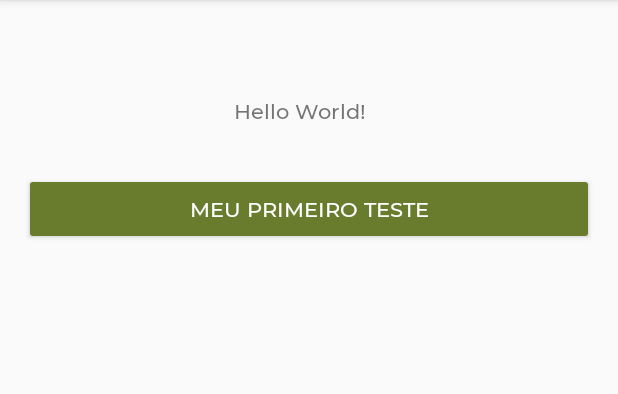
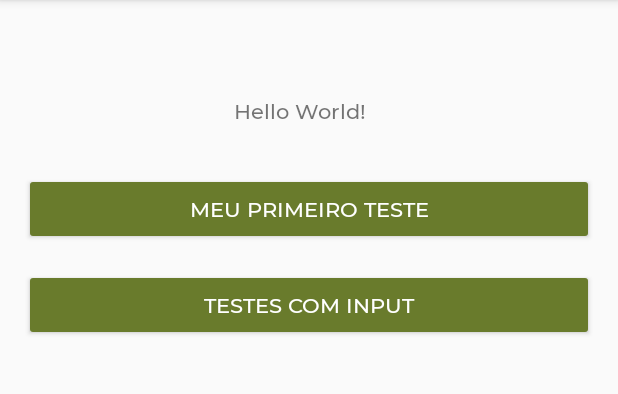
Before and after one commit to eberson/pami, an Android app: the screen it shows after launch (MainActivity), on a phone screen of 412 x 824 dp, the part 84-478 px from its top. Run offline under Robolectric (Android 15) with nearby library versions, the phone set to English and light mode, and no system bars.

Commit message:
aula PAM I 20200527

```diff
--- a/app/build.gradle
+++ b/app/build.gradle
@@ -34,4 +34,5 @@ dependencies {
     testImplementation 'junit:junit:4.12'
     androidTestImplementation 'androidx.test.ext:junit:1.1.1'
     androidTestImplementation 'androidx.test.espresso:espresso-core:3.2.0'
+    implementation 'com.google.android.material:material:1.1.0'
 }
--- a/app/src/main/AndroidManifest.xml
+++ b/app/src/main/AndroidManifest.xml
@@ -9,6 +9,7 @@
         android:roundIcon="@mipmap/ic_launcher_round"
         android:supportsRtl="true"
         android:theme="@style/AppTheme">
+        <activity android:name=".InputDemoActivity"></activity>
         <activity android:name=".MainActivity">
             <intent-filter>
                 <action android:name="android.intent.action.MAIN" />
--- a/app/src/main/java/br/com/etecmatao/meucursodeandroid/MainActivity.kt
+++ b/app/src/main/java/br/com/etecmatao/meucursodeandroid/MainActivity.kt
@@ -1,5 +1,6 @@
 package br.com.etecmatao.meucursodeandroid
 
+import android.content.Intent
 import androidx.appcompat.app.AppCompatActivity
 import android.os.Bundle
 import android.view.View
@@ -16,4 +17,9 @@ class MainActivity : AppCompatActivity() {
         //Toast é o componente que emite mensagens "simples" ao usuario
         Toast.makeText(this, getString(R.string.msg_bem_vindo), Toast.LENGTH_SHORT).show()
     }
+
+    fun openInputDemo(v: View){
+        val intent = Intent(this, InputDemoActivity::class.java)
+        startActivity(intent)
+    }
 }
--- a/app/src/main/res/layout/activity_main.xml
+++ b/app/src/main/res/layout/activity_main.xml
@@ -31,4 +31,17 @@
         app:layout_constraintStart_toStartOf="parent"
         app:layout_constraintTop_toBottomOf="@+id/textView" />
 
+    <Button
+        android:id="@+id/button3"
+        android:layout_width="0dp"
+        android:layout_height="wrap_content"
+        android:layout_marginStart="16dp"
+        android:layout_marginTop="16dp"
+        android:layout_marginEnd="16dp"
+        android:onClick="openInputDemo"
+        android:text="@string/btn_input_demo"
+        app:layout_constraintEnd_toEndOf="parent"
+        app:layout_constraintStart_toStartOf="parent"
+        app:layout_constraintTop_toBottomOf="@+id/button" />
+
 </androidx.constraintlayout.widget.ConstraintLayout>
--- a/app/src/main/res/values/strings.xml
+++ b/app/src/main/res/values/strings.xml
@@ -2,6 +2,11 @@
     <string name="app_name">Meu Curso de Android</string>
 
     <string name="btn_primeiro_teste">Meu primeiro teste</string>
+    <string name="btn_input_demo">Testes com input</string>
+    <string name="btn_greeting">Cumprimente!</string>
 
     <string name="msg_bem_vindo">Sejam todos bem vindos</string>
+    <string name="msg_greeting">Olá, %1$s! Tudo bem com você?!</string>
+
+    <string name="hint_name">Informe seu nome</string>
 </resources>
```
Also changed, not shown: app/src/main/java/br/com/etecmatao/meucursodeandroid/InputDemoActivity.kt (added, +22 -0 lines), app/src/main/res/layout/activity_input_demo.xml (added, +52 -0 lines).
